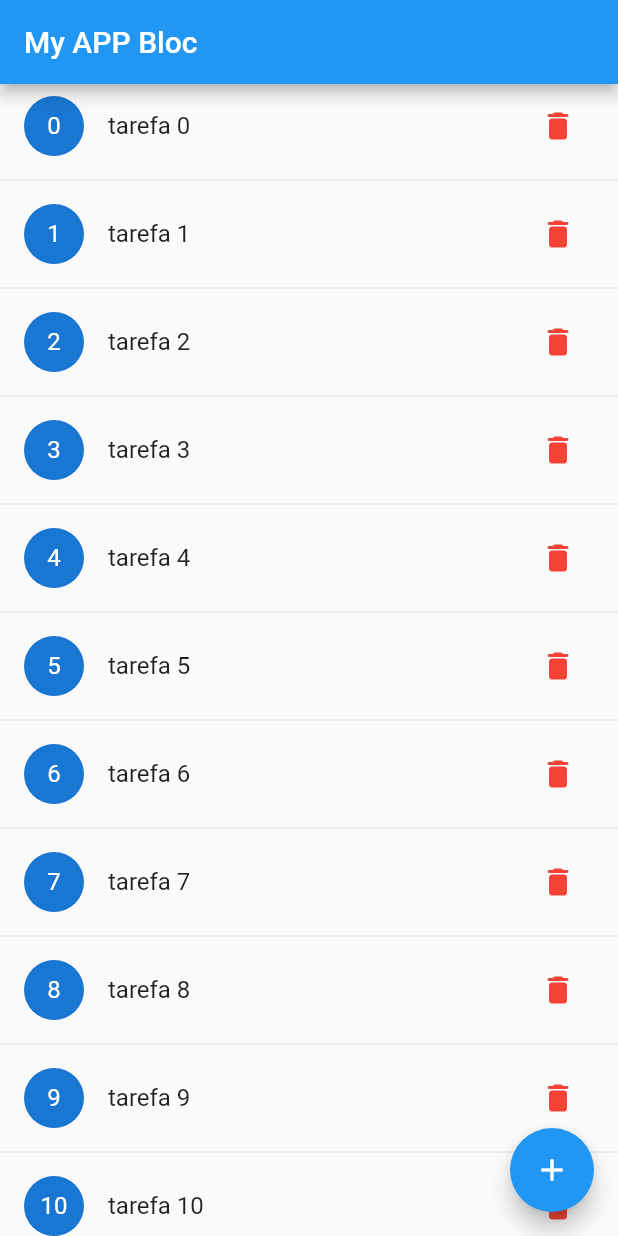
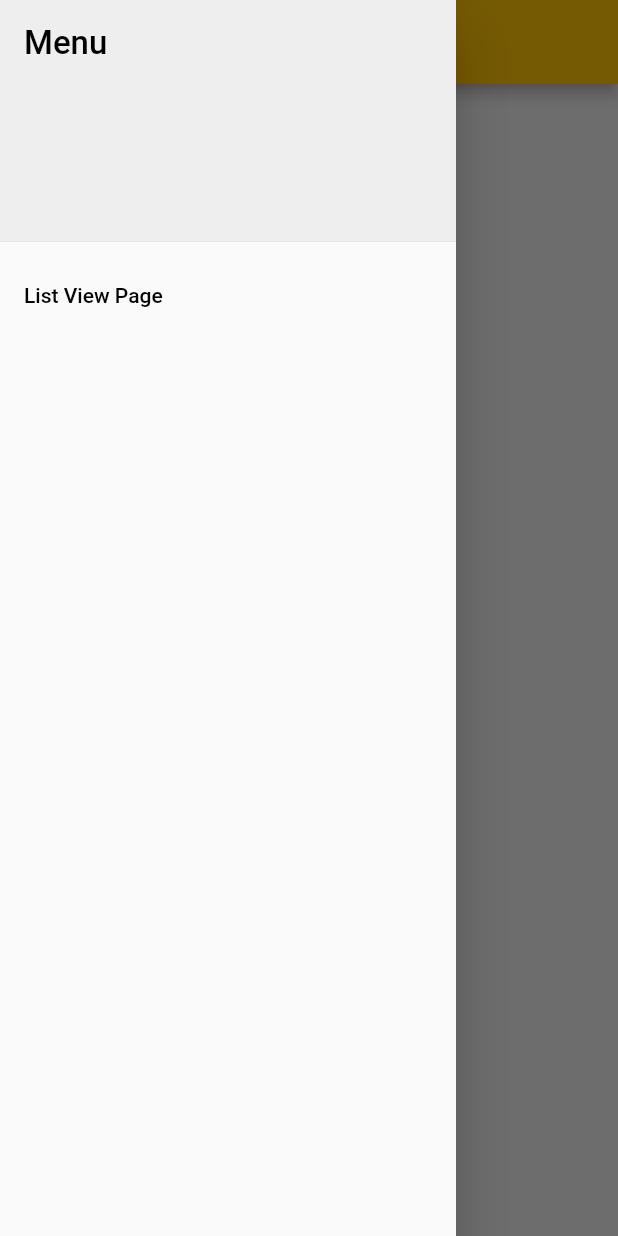
Before and after one commit to washiner/project_vitta_stone, a Flutter app: the screen it shows after launch, with the side drawer open (before the commit the screen has no drawer), on a phone screen of 412 x 824 dp. Run offline on Flutter 3.47's test engine with Material 2 defaults, Android fonts, the phone set to English and light mode, and no system bars.

Commit message:
Drawer rotas nomeadas e themedata

```diff
--- a/lib/main.dart
+++ b/lib/main.dart
@@ -1,4 +1,5 @@
 import 'package:bloc_pattern_exemple/view/home_page.dart';
+import 'package:bloc_pattern_exemple/view/list_view_page.dart';
 import 'package:flutter/material.dart';
 
 void main() {
@@ -14,9 +15,20 @@ class MyApp extends StatelessWidget {
     return MaterialApp(
       title: 'Flutter Demo',
       theme: ThemeData(
-        primarySwatch: Colors.blue,
+        primarySwatch: Colors.amber,
+        scaffoldBackgroundColor: Colors.grey[200],
+        textTheme: const TextTheme(
+          bodyText2: TextStyle( fontSize: 22,
+            color: Colors.black,
+          ),
+          bodyText1: TextStyle(color: Colors.white),
+        ),
       ),
-      home: const HomePage()
+      initialRoute: '/',
+      routes: {
+        '/': (context) => const HomePage(),
+        '/list_view_page': (context) => const ListViewPage()
+      },
     );
   }
 }
--- a/lib/view/home_page.dart
+++ b/lib/view/home_page.dart
@@ -1,4 +1,6 @@
+import 'package:bloc_pattern_exemple/view/list_view_page.dart';
 import 'package:flutter/material.dart';
+import 'package:flutter/scheduler.dart';
 
 class HomePage extends StatefulWidget {
   const HomePage({Key? key}) : super(key: key);
@@ -9,46 +11,44 @@ class HomePage extends StatefulWidget {
 
 class _HomePageState extends State<HomePage> {
   @override
-  void initState() {
-    super.initState();
-  }
-
-  @override
   Widget build(BuildContext context) {
     return Scaffold(
       appBar: AppBar(
-        title: const Text('My APP Bloc'),
+        title: const Text("Voce esta na Home Page"),
       ),
-      body: ListView.separated(
-        itemCount: 20,
-        separatorBuilder: (_, __) => const Divider(),
-        itemBuilder: (_, index) {
-          return ListTile(
-            leading: CircleAvatar(
-              child: Center(
-                child: Text(
-                  index.toString(),
+      drawer: Drawer(
+        child: ListView(
+          padding: EdgeInsets.zero,
+          children: [
+            DrawerHeader(
+              decoration: BoxDecoration(
+                color: Theme.of(context).scaffoldBackgroundColor,
+              ),
+              child: Text(
+                'Menu',
+                style: TextStyle(
+                  color: Theme.of(context).textTheme.bodyText2?.color,
+                  fontSize: Theme.of(context).textTheme.bodyText2?.fontSize,
                 ),
               ),
             ),
-            title: Text('tarefa ${index.toString()}'),
-            trailing: IconButton(
-              onPressed: () {},
-              icon: const Icon(Icons.delete_rounded),
-              color: Colors.red,
+            ListTile(
+              title: Text(
+                'List View Page',
+                style: TextStyle(
+                  color: Theme.of(context).textTheme.bodyText2?.color,
+                ),
+              ),
+              onTap: () {
+                Navigator.pushNamed(context, '/list_view_page');
+              },
             ),
-          );
-        },
+          ],
+        ),
       ),
-      floatingActionButton: FloatingActionButton(
-        onPressed: () {},
-        child: const Icon(Icons.add),
+      body: const Center(
+        child: Text("Projeto Viita Stone"),
       ),
     );
   }
-  @override
-  void dispose() {
-    //por enquanto vazio
-    super.dispose();
-  }
 }
```
Also changed, not shown: lib/view/list_view_page.dart (added, +54 -0 lines), 1 other file.
